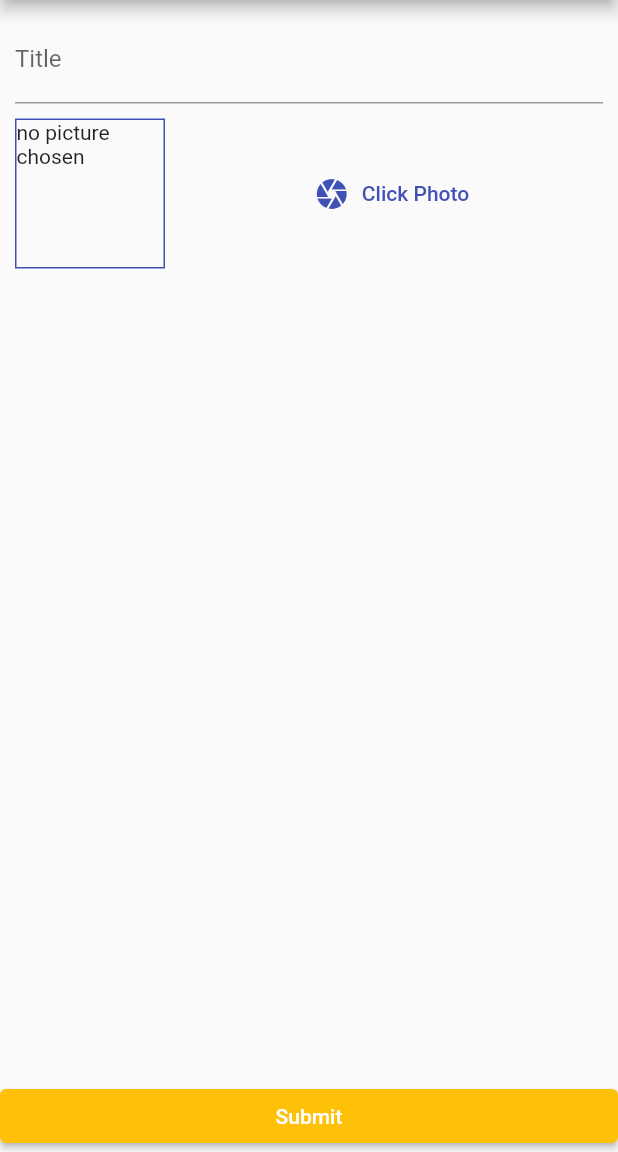
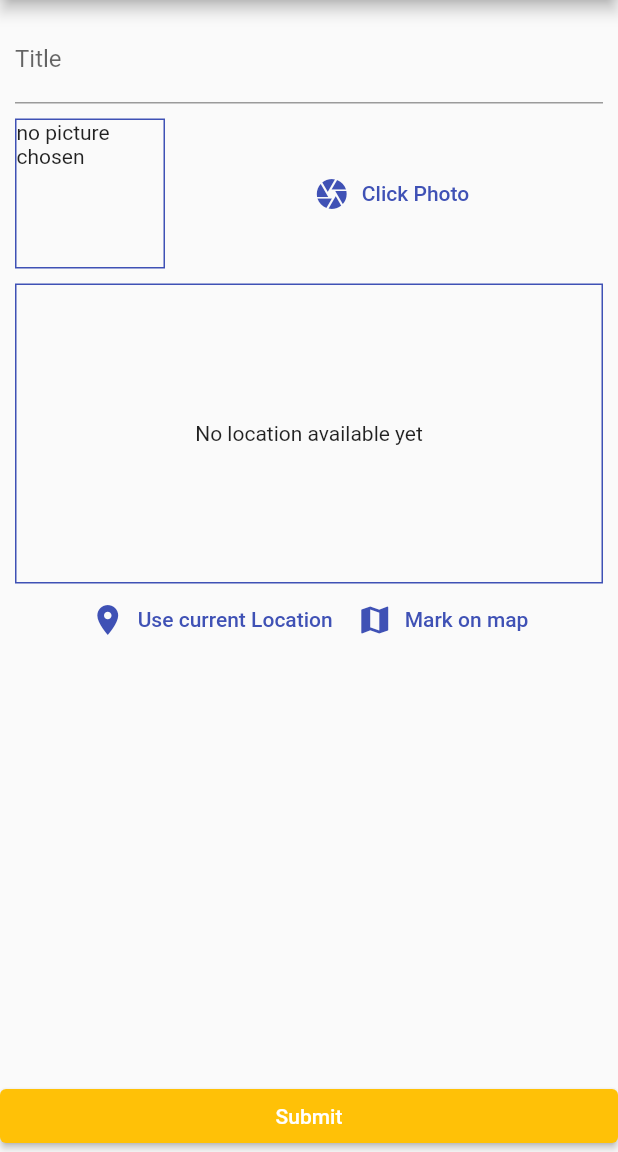
Before and after one commit to Ay-shi/places_app, a Flutter app: the AddPlaceScreen screen opened by its route, on a phone screen of 412 x 824 dp, the part 84-1236 px from its top. Run offline on Flutter 3.47's test engine with Material 2 defaults, Android fonts, the phone set to English and light mode, and no system bars; our stand-ins replace image_picker, sqflite; accounts and stored records are empty.

Commit message:
location input

```diff
--- a/lib/screens/add_place_screen.dart
+++ b/lib/screens/add_place_screen.dart
@@ -1,4 +1,5 @@
 import 'package:flutter/material.dart';
+import 'package:places_app/widgets/location_input.dart';
 import 'package:provider/provider.dart';
 import 'dart:io';
 
@@ -52,6 +53,10 @@ class _AddPlaceScreenState extends State<AddPlaceScreen> {
                   height: 10,
                 ),
                 ImageInput(_selectImage),
+                SizedBox(
+                  height: 10,
+                ),
+                LocationInput()
               ],
             ),
           ),
--- /dev/null
+++ b/lib/widgets/location_input.dart
@@ -0,0 +1,47 @@
+import 'package:flutter/material.dart';
+
+class LocationInput extends StatefulWidget {
+  const LocationInput({Key? key}) : super(key: key);
+
+  @override
+  State<LocationInput> createState() => _LocationInputState();
+}
+
+class _LocationInputState extends State<LocationInput> {
+  String? _imageUrl;
+  @override
+  Widget build(BuildContext context) {
+    return Column(children: [
+      Container(
+        height: 200,
+        child: _imageUrl == null
+            ? Center(child: Text("No location available yet"))
+            : Image.network(
+                _imageUrl!,
+                fit: BoxFit.cover,
+                width: double.infinity,
+              ),
+        decoration: BoxDecoration(
+            border:
+                Border.all(width: 1, color: Theme.of(context).primaryColor)),
+      ),
+      Row(
+        mainAxisAlignment: MainAxisAlignment.center,
+        children: [
+          TextButton.icon(
+              onPressed: () {},
+              icon: Icon(Icons.location_on),
+              label: Text("Use current Location"),
+              style: TextButton.styleFrom(
+                  primary: Theme.of(context).primaryColor)),
+          TextButton.icon(
+              onPressed: () {},
+              icon: Icon(Icons.map),
+              label: Text("Mark on map"),
+              style: TextButton.styleFrom(
+                  primary: Theme.of(context).primaryColor)),
+        ],
+      )
+    ]);
+  }
+}
--- a/pubspec.yaml
+++ b/pubspec.yaml
@@ -39,6 +39,7 @@ dependencies:
   path_provider: ^2.0.11
   path: ^1.8.1
   sqflite: ^2.0.2+1
+  location: ^4.4.0
 
 dev_dependencies:
   flutter_test:
```
Also changed, not shown: pubspec.lock, 2 other files.
